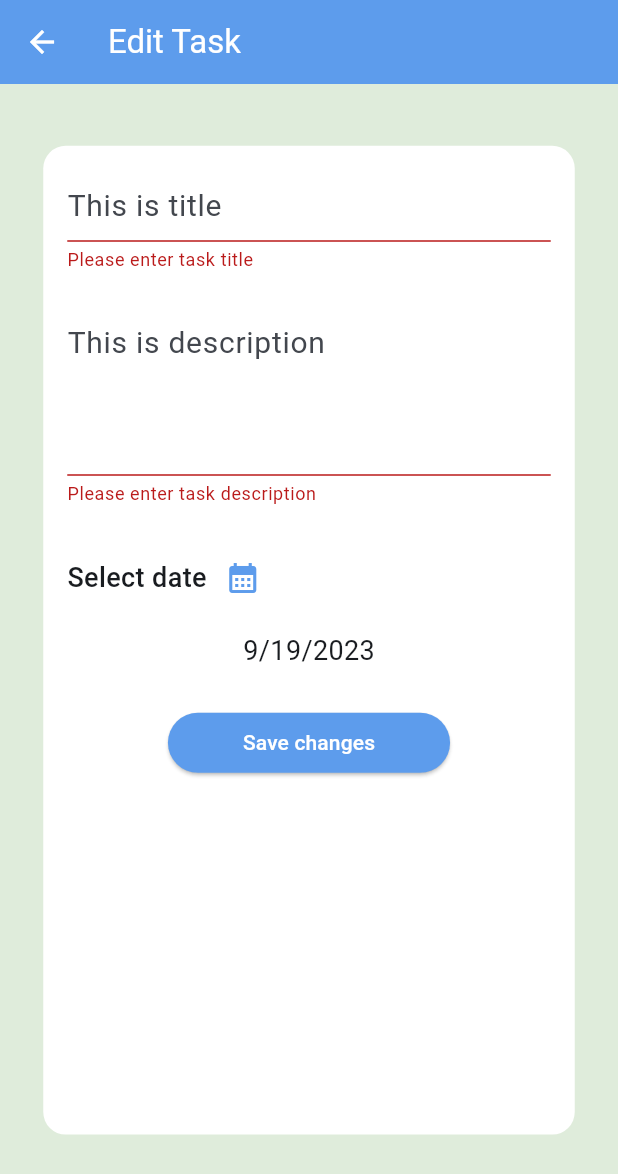
After one commit to MohammedGhazaly/TO-DO-App, a Flutter app: the EditTaskScreen screen opened by its route, after a tap on "Save changes", on a phone screen of 412 x 824 dp. The commit adds this screen. Shown: the top 1174 px of the screen. Run offline on Flutter 3.47's test engine with Material 2 defaults, Android fonts, the phone set to English and light mode, and no system bars; our stand-ins replace flutter_native_splash, flutter_slidable; missing offline and left inert: calendar_agenda; Roboto replaces fonts that are missing (Poppins); statements that could not run were skipped.

Commit message:
Finished edit task screen

```diff
--- a/lib/main.dart
+++ b/lib/main.dart
@@ -1,6 +1,7 @@
 import 'package:flutter/material.dart';
 import 'package:flutter_native_splash/flutter_native_splash.dart';
 import 'package:todo_app/my_theme.dart';
+import 'package:todo_app/screens/edit_task/edit_task_screen.dart';
 import 'package:todo_app/screens/home/home_screen.dart';
 
 void main() async {
@@ -25,6 +26,7 @@ class TODO extends StatelessWidget {
       initialRoute: HomeScreen.routeName,
       routes: {
         HomeScreen.routeName: (context) => const HomeScreen(),
+        EditTaskScreen.routeName: (context) => const EditTaskScreen(),
       },
     );
   }
--- a/lib/my_theme.dart
+++ b/lib/my_theme.dart
@@ -16,7 +16,11 @@ class MyTheme {
     useMaterial3: true,
 
     fontFamily: "Poppins",
-    appBarTheme: AppBarTheme(backgroundColor: primaryColor, elevation: 0),
+    appBarTheme: AppBarTheme(
+      iconTheme: IconThemeData(color: whiteColor),
+      backgroundColor: primaryColor,
+      elevation: 0,
+    ),
     primaryColor: primaryColor,
     // useMaterial3: true,
     scaffoldBackgroundColor: scaffoldBackgroundColorLight,
@@ -46,6 +50,7 @@ class MyTheme {
     appBarTheme: AppBarTheme(
       backgroundColor: primaryColor,
       elevation: 0,
+      iconTheme: IconThemeData(color: blackColorDarkMode),
     ),
     primaryColor: primaryColor,
     scaffoldBackgroundColor: blackColorDarkMode,
--- /dev/null
+++ b/lib/screens/edit_task/edit_task_screen.dart
@@ -0,0 +1,20 @@
+import 'package:flutter/material.dart';
+import 'package:todo_app/screens/edit_task/widgets/edit_task_body.dart';
+
+class EditTaskScreen extends StatelessWidget {
+  static String routeName = "edit-task-screen";
+  const EditTaskScreen({super.key});
+
+  @override
+  Widget build(BuildContext context) {
+    return Scaffold(
+      appBar: AppBar(
+        title: Text(
+          "Edit Task",
+          style: Theme.of(context).textTheme.titleLarge,
+        ),
+      ),
+      body: const EditTaskBody(),
+    );
+  }
+}
--- /dev/null
+++ b/lib/screens/edit_task/widgets/edit_task_body.dart
@@ -0,0 +1,124 @@
+import 'package:flutter/material.dart';
+import 'package:intl/intl.dart';
+import 'package:todo_app/my_theme.dart';
+import 'package:todo_app/screens/home/widgets/custom_text_form_field.dart';
+
+class EditTaskBody extends StatefulWidget {
+  const EditTaskBody({super.key});
+
+  @override
+  State<EditTaskBody> createState() => _EditTaskBodyState();
+}
+
+class _EditTaskBodyState extends State<EditTaskBody> {
+  String currentDate = DateFormat.yMd().format(DateTime.now());
+  final _formKey = GlobalKey<FormState>();
+
+  @override
+  Widget build(BuildContext context) {
+    return SingleChildScrollView(
+      child: Container(
+        margin: EdgeInsets.symmetric(
+          horizontal: MediaQuery.of(context).size.width * 0.07,
+          vertical: MediaQuery.of(context).size.width * 0.1,
+        ),
+        height: MediaQuery.of(context).size.height * 0.8,
+        padding: const EdgeInsets.all(16),
+        width: double.infinity,
+        decoration: BoxDecoration(
+          color: MyTheme.whiteColor,
+          borderRadius: BorderRadius.circular(15),
+        ),
+        child: Form(
+          key: _formKey,
+          child: Column(
+            children: [
+              CustomTextFormField(
+                hintText: "This is title",
+                validationMessage: "Please enter task title",
+              ),
+              const SizedBox(
+                height: 24,
+              ),
+              CustomTextFormField(
+                hintText: "This is description",
+                validationMessage: "Please enter task description",
+                maxLines: 4,
+              ),
+              const SizedBox(
+                height: 24,
+              ),
+              Row(
+                children: [
+                  const Text(
+                    "Select date",
+                    style: TextStyle(
+                      fontSize: 18,
+                      fontWeight: FontWeight.w500,
+                    ),
+                  ),
+                  IconButton(
+                    onPressed: () async {
+                      await showCursomDatePicker();
+                    },
+                    icon: Icon(
+                      Icons.calendar_month,
+                      color: MyTheme.primaryColor,
+                    ),
+                  )
+                ],
+              ),
+              const SizedBox(
+                height: 12,
+              ),
+              Text(
+                currentDate,
+                style: const TextStyle(
+                  fontSize: 18,
+                ),
+              ),
+              const SizedBox(
+                height: 24,
+              ),
+              ElevatedButton(
+                style: ButtonStyle(
+                    padding: const MaterialStatePropertyAll(
+                      EdgeInsets.symmetric(
+                        horizontal: 50,
+                      ),
+                    ),
+                    backgroundColor: MaterialStatePropertyAll(
+                      MyTheme.primaryColor,
+                    ),
+                    foregroundColor:
+                        const MaterialStatePropertyAll(Colors.white)),
+                onPressed: () {
+                  if (_formKey.currentState!.validate()) {}
+                },
+                child: const Text(
+                  "Save changes",
+                ),
+              )
+            ],
+          ),
+        ),
+      ),
+    );
+  }
+
+  showCursomDatePicker() async {
+    var chosenDate = await showDatePicker(
+      context: context,
+      initialDate: DateTime.now(),
+      firstDate: DateTime.now(),
+      lastDate: DateTime.now().add(
+        const Duration(days: 365),
+      ),
+    );
+    if (chosenDate == null) {
+      return;
+    }
+    setState(() {});
+    currentDate = DateFormat.yMd().format(chosenDate);
+  }
+}
--- a/lib/screens/home/home_screen.dart
+++ b/lib/screens/home/home_screen.dart
@@ -1,6 +1,6 @@
 import 'package:flutter/material.dart';
 import 'package:todo_app/my_theme.dart';
-import 'package:todo_app/screens/widgets/add_task.dart';
+import 'package:todo_app/screens/home/widgets/add_task.dart';
 import 'package:todo_app/tabs/settings/settings_list.dart';
 import 'package:todo_app/tabs/taks_list/tasks_list.dart';
 
```
Also changed, not shown: lib/screens/home/widgets/add_task.dart (renamed from lib/screens/widgets/add_task.dart, +49 -3 lines), lib/screens/widgets/date_time_section.dart (deleted, +0 -69 lines), lib/tabs/taks_list/tasks_list.dart (+12 -5 lines), lib/screens/home/widgets/custom_text_form_field.dart (renamed from lib/screens/widgets/custom_text_form_field.dart).
